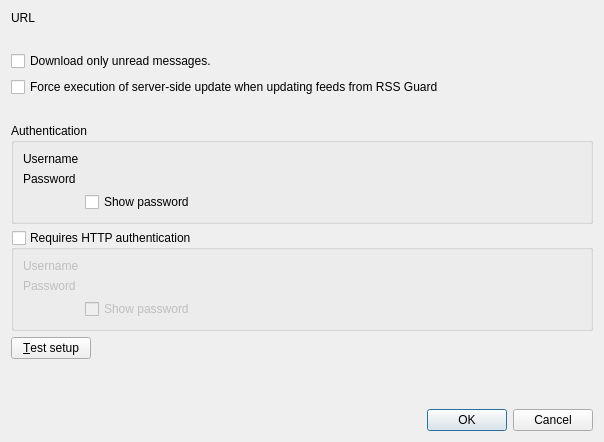
Above: src/librssguard/services/tt-rss/gui/formeditttrssaccount.ui from martinrotter/rssguard before the change. Below: the same form after it.
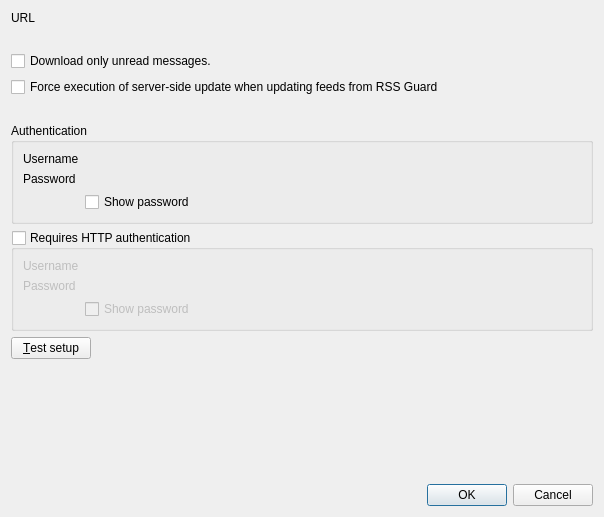
That is the form after the change. Custom widgets are drawn as their Qt base class.

The edit to the form file:
```diff
--- a/src/librssguard/services/tt-rss/gui/formeditttrssaccount.ui
+++ b/src/librssguard/services/tt-rss/gui/formeditttrssaccount.ui
@@ -7,7 +7,7 @@
     <x>0</x>
     <y>0</y>
     <width>604</width>
-    <height>442</height>
+    <height>517</height>
    </rect>
   </property>
   <property name="windowTitle">
@@ -192,9 +192,7 @@
        </property>
       </widget>
      </item>
-    </layout>
-   </item>
-   <item>
+     <item row="8" column="0" colspan="2">
     <spacer name="verticalSpacer">
      <property name="orientation">
       <enum>Qt::Vertical</enum>
@@ -206,6 +204,8 @@
       </size>
      </property>
     </spacer>
+     </item>
+    </layout>
    </item>
    <item>
     <widget class="QDialogButtonBox" name="m_buttonBox">
```
Lines whose indentation alone changed are shown as unchanged.
